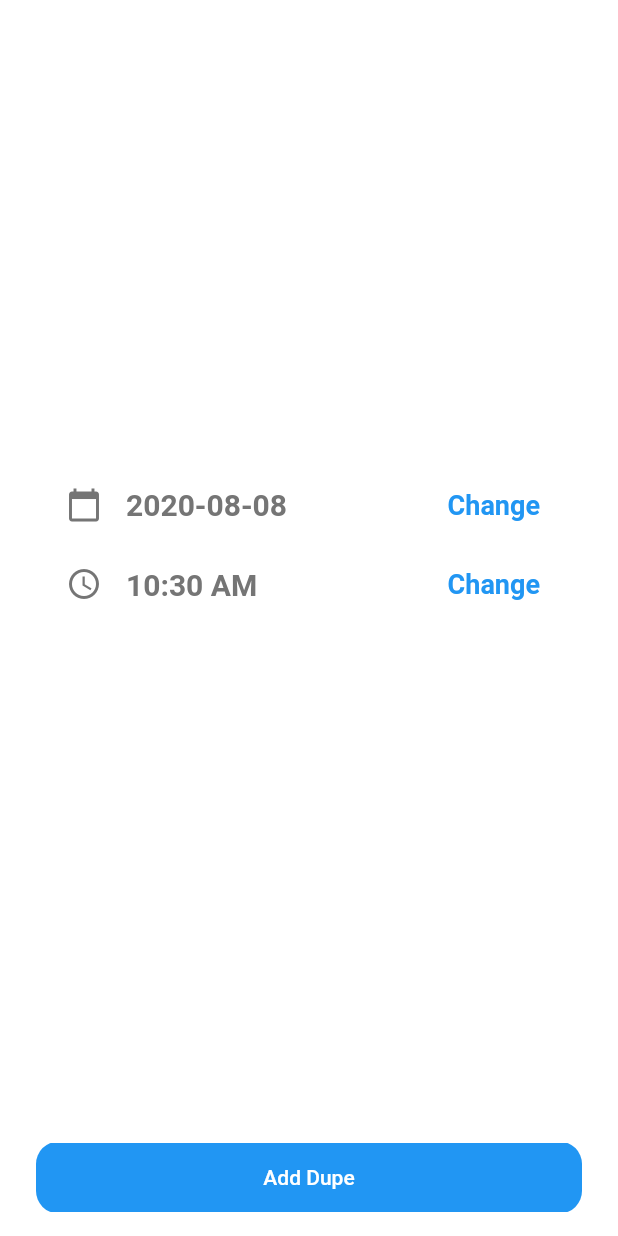
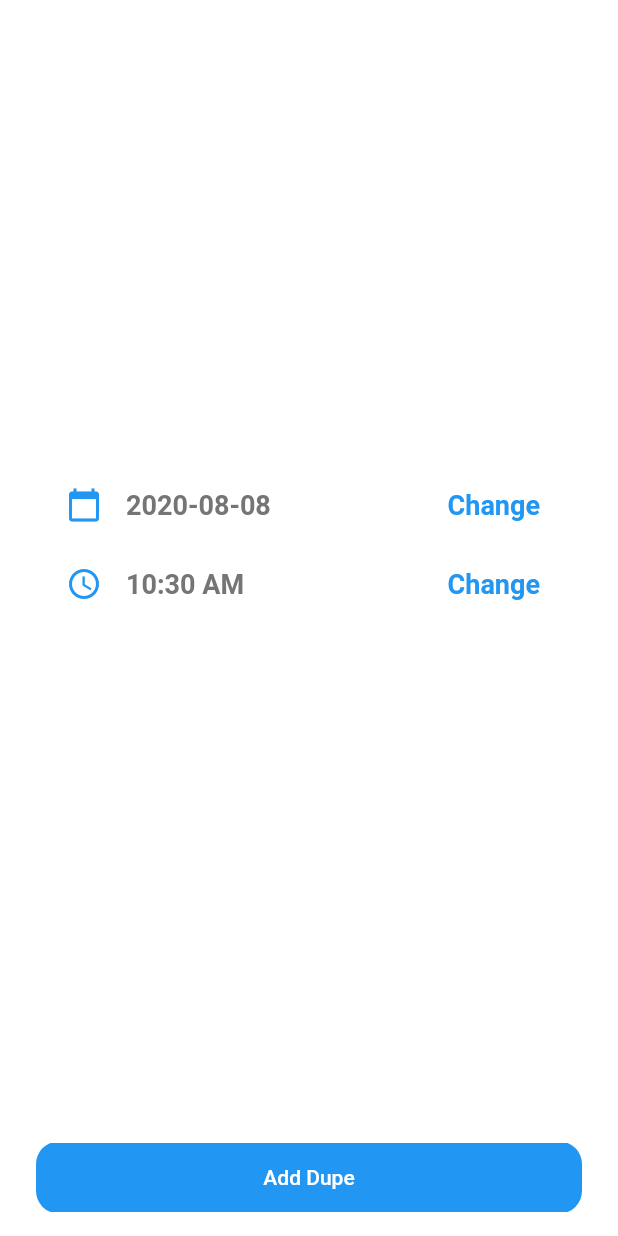
Before and after one commit to arnobk/dupeboard, a Flutter app: the AddDupe widget shown alone on an empty page, opened directly, on a phone screen of 412 x 824 dp. Run offline on Flutter 3.47's test engine with Material 2 defaults, Android fonts, the phone set to English and light mode, and no system bars; our stand-ins replace file_picker, fl_chart, flutter_local_notifications, package_info, permission_handler, shared_preferences and 1 more; accounts and stored records are empty.

Commit message:
Implemented dark mode

```diff
--- a/lib/add_dupe.dart
+++ b/lib/add_dupe.dart
@@ -36,7 +36,7 @@ class _AddDupeState extends State<AddDupe> {
                 children: [
                   Icon(
                     Icons.calendar_today,
-                    color: Colors.grey[600],
+                    color: Theme.of(context).accentColor,
                   ),
                   SizedBox(
                     width: 8,
@@ -46,11 +46,7 @@ class _AddDupeState extends State<AddDupe> {
                       padding: const EdgeInsets.symmetric(horizontal: 8),
                       child: Text(
                         DateFormat('yyyy-MM-dd').format(pickedDate),
-                        style: TextStyle(
-                          fontSize: 20,
-                          fontWeight: FontWeight.bold,
-                          color: Colors.grey[600],
-                        ),
+                        style: Theme.of(context).textTheme.bodyText1,
                       ),
                     ),
                   ),
@@ -80,7 +76,7 @@ class _AddDupeState extends State<AddDupe> {
                 children: [
                   Icon(
                     Icons.access_time,
-                    color: Colors.grey[600],
+                    color: Theme.of(context).accentColor,
                   ),
                   SizedBox(
                     width: 8,
@@ -90,11 +86,7 @@ class _AddDupeState extends State<AddDupe> {
                       padding: const EdgeInsets.symmetric(horizontal: 8),
                       child: Text(
                         "${pickedTime.format(context)}",
-                        style: TextStyle(
-                          fontSize: 20,
-                          fontWeight: FontWeight.bold,
-                          color: Colors.grey[600],
-                        ),
+                        style: Theme.of(context).textTheme.bodyText1,
                       ),
                     ),
                   ),
@@ -130,7 +122,7 @@ class _AddDupeState extends State<AddDupe> {
                   elevation: 0,
                   onPressed: _addToDatabase,
                   child: Text('Add Dupe'),
-                  color: Theme.of(context).primaryColor,
+                  color: Theme.of(context).accentColor,
                   textColor: Colors.white,
                   padding: EdgeInsets.symmetric(vertical: 15),
                 ),
@@ -167,6 +159,23 @@ class _AddDupeState extends State<AddDupe> {
       initialDate: pickedDate,
       firstDate: DateTime(DateTime.now().year - 1),
       lastDate: DateTime.now(),
+      helpText: 'SELECT SALE DATE',
+      builder: (BuildContext context, Widget child) {
+        return Theme(
+          data: Theme.of(context).appBarTheme.brightness == Brightness.dark
+              ? ThemeData.dark().copyWith(
+                  colorScheme: ColorScheme.dark(
+                    primary: Colors.white,
+                    onPrimary: Colors.black,
+                    surface: Theme.of(context).primaryColor,
+                    onSurface: Colors.white,
+                  ),
+                  dialogBackgroundColor: Theme.of(context).canvasColor,
+                )
+              : ThemeData.light(),
+          child: child,
+        );
+      },
     );
 
     if (date != null) {
@@ -180,6 +189,17 @@ class _AddDupeState extends State<AddDupe> {
     TimeOfDay time = await showTimePicker(
       context: context,
       initialTime: pickedTime,
+      builder: (BuildContext context, Widget child) {
+        return Theme(
+          data: Theme.of(context).appBarTheme.brightness == Brightness.dark
+              ? ThemeData.dark().copyWith(
+                  backgroundColor: Theme.of(context).primaryColor,
+                  dialogBackgroundColor: Theme.of(context).canvasColor,
+                )
+              : ThemeData.light(),
+          child: child,
+        );
+      },
     );
     if (time != null) {
       setState(() {
--- a/lib/dupeboard.dart
+++ b/lib/dupeboard.dart
@@ -106,7 +106,7 @@ class _DupeBoardGridState extends State<DupeBoardGrid> {
       padding: EdgeInsets.all(20),
       decoration: BoxDecoration(
           color: (widget.count / widget.limit) >= 1
-              ? Colors.red[700]
+              ? Theme.of(context).errorColor
               : Theme.of(context).primaryColor,
           borderRadius: BorderRadius.all(Radius.circular(20))),
       child: Container(
--- /dev/null
+++ b/lib/utils/app_theme.dart
@@ -0,0 +1,126 @@
+import 'package:flutter/material.dart';
+
+class AppTheme {
+  AppTheme._();
+
+  static final ThemeData lightTheme = ThemeData(
+    primaryColor: Colors.blue,
+    primaryColorLight: Colors.grey[800],
+    accentColor: Colors.blue,
+    errorColor: Colors.red[700],
+    iconTheme: IconThemeData(
+      color: Colors.blue,
+    ),
+    textTheme: TextTheme(
+      bodyText1: TextStyle(
+        color: Colors.grey[600],
+        fontSize: 18,
+        fontWeight: FontWeight.w600,
+      ),
+      bodyText2: TextStyle(
+        color: Colors.grey[600],
+        fontSize: 16,
+        fontWeight: FontWeight.w500,
+      ),
+      headline1: TextStyle(
+        color: Colors.blue,
+        fontSize: 24,
+        fontWeight: FontWeight.w700,
+      ),
+      headline4: TextStyle(
+        color: Colors.blue,
+        fontSize: 18,
+        fontWeight: FontWeight.w600,
+      ),
+      headline5: TextStyle(
+        color: Colors.blue,
+        fontSize: 16,
+        fontWeight: FontWeight.w500,
+      ),
+    ),
+    canvasColor: Color(0xFFFFFFFF),
+    appBarTheme: AppBarTheme(
+      color: Color(0xF4FFFFFF),
+      brightness: Brightness.light,
+      textTheme: TextTheme(
+        headline6: TextStyle(
+          color: Colors.black,
+          fontSize: 20,
+          fontWeight: FontWeight.w600,
+        ),
+      ),
+    ),
+  );
+
+  static final ThemeData darkTheme = ThemeData(
+    snackBarTheme: SnackBarThemeData(
+      backgroundColor: Colors.blueGrey[900],
+    ),
+    primaryColor: Colors.blueGrey[900],
+    primaryColorLight: Colors.white70,
+    accentColor: Colors.blue[900],
+    cardTheme: CardTheme(
+      color: Colors.blueGrey[900],
+    ),
+    bottomSheetTheme: BottomSheetThemeData(
+      backgroundColor: Colors.blueGrey[900],
+    ),
+    dialogTheme: DialogTheme(
+      backgroundColor: Colors.blueGrey[900],
+      titleTextStyle: TextStyle(
+        color: Colors.white,
+        fontSize: 20,
+        fontWeight: FontWeight.bold,
+      ),
+      contentTextStyle: TextStyle(
+        color: Colors.white,
+        fontSize: 16,
+        //fontWeight: FontWeight.bold,
+      ),
+    ),
+    iconTheme: IconThemeData(
+      color: Colors.blue[900],
+    ),
+    textTheme: TextTheme(
+      bodyText1: TextStyle(
+        color: Colors.white,
+        fontSize: 18,
+        fontWeight: FontWeight.w600,
+      ),
+      bodyText2: TextStyle(
+        color: Colors.white,
+        fontSize: 16,
+        fontWeight: FontWeight.w500,
+      ),
+      headline1: TextStyle(
+        color: Colors.white,
+        fontSize: 24,
+        fontWeight: FontWeight.w700,
+      ),
+      headline4: TextStyle(
+        color: Colors.white,
+        fontSize: 18,
+        fontWeight: FontWeight.w600,
+      ),
+      headline5: TextStyle(
+        color: Colors.white,
+        fontSize: 16,
+        fontWeight: FontWeight.w500,
+      ),
+    ),
+    errorColor: Colors.red[900],
+    bottomAppBarColor: Colors.blue[900],
+    canvasColor: Color(0xFF000000),
+    appBarTheme: AppBarTheme(
+      color: Color(0xF0000000),
+      brightness: Brightness.dark,
+      textTheme: TextTheme(
+        headline6: TextStyle(
+          color: Colors.white,
+          fontSize: 20,
+          fontWeight: FontWeight.w600,
+        ),
+      ),
+    ),
+  );
+}
--- a/pubspec.yaml
+++ b/pubspec.yaml
@@ -15,7 +15,7 @@ publish_to: 'none' # Remove this line if you wish to publish to pub.dev
 # In iOS, build-name is used as CFBundleShortVersionString while build-number used as CFBundleVersion.
 # Read more about iOS versioning at
 # https://developer.apple.com/library/archive/documentation/General/Reference/InfoPlistKeyReference/Articles/CoreFoundationKeys.html
-version: 1.0.0
+version: 1.1.0
 
 environment:
   sdk: ">=2.7.0 <3.0.0"
@@ -34,6 +34,7 @@ dependencies:
   package_info: ^0.4.1
   url_launcher: ^5.5.0
   shared_preferences: ^0.5.8
+  provider: ^4.3.2
 
 
   # The following adds the Cupertino Icons font to your application.
```
Also changed, not shown: lib/developer.dart (+10 -13 lines), lib/dupe_list.dart (+3 -11 lines), lib/home_widget.dart (+9 -6 lines), lib/main.dart (+19 -8 lines), lib/settings.dart (+130 -52 lines), lib/utils/app_state_notifier.dart (added, +31 -0 lines), pubspec.lock.
